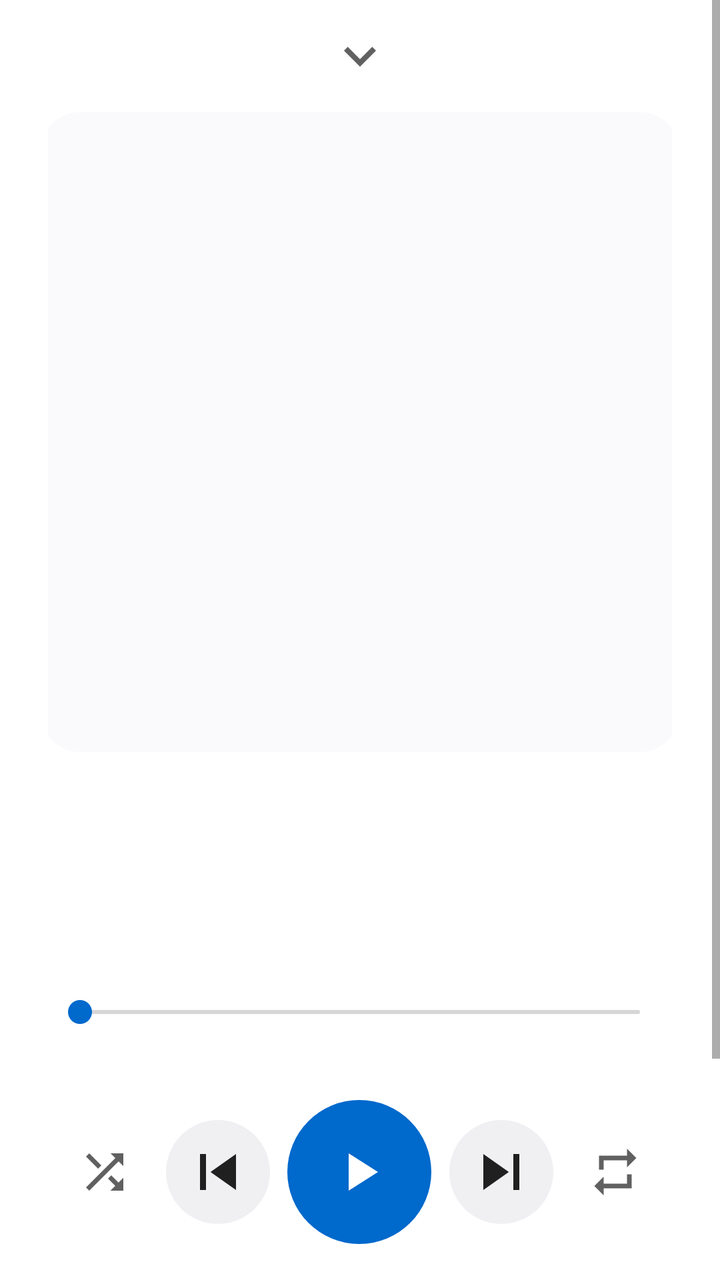
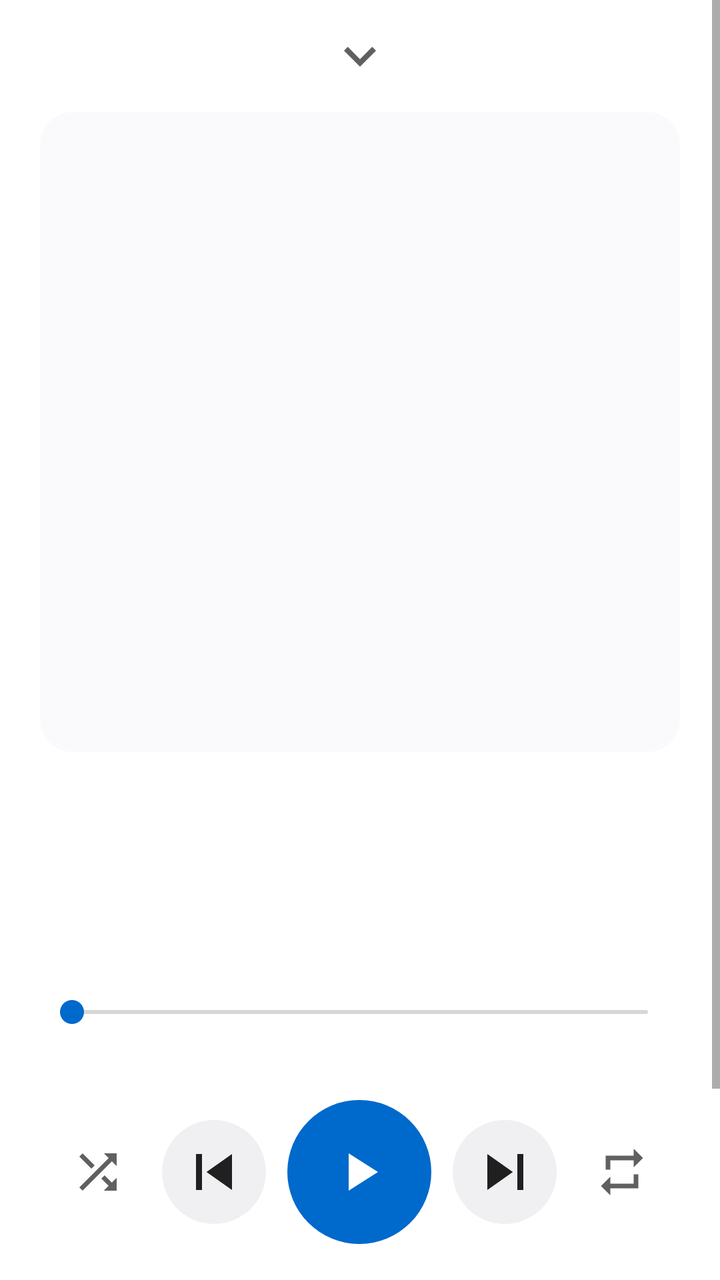

Screens rendered from an Android XML layout before and after an edit, with the pre-edit source and the edit as a unified diff.
<!-- AndroidManifest.xml: application theme Theme.UpnpCast -->
<!-- res/layout/activity_now_playing.xml -->
<?xml version="1.0" encoding="utf-8"?>
<ScrollView xmlns:android="http://schemas.android.com/apk/res/android"
    android:id="@+id/scroll"
    android:layout_width="match_parent"
    android:layout_height="match_parent"
    android:fillViewport="true"
    android:fitsSystemWindows="true">

    <LinearLayout
        android:id="@+id/player"
        android:layout_width="match_parent"
        android:layout_height="wrap_content"
        android:gravity="center_horizontal"
        android:orientation="vertical"
        android:paddingHorizontal="24dp"
        android:paddingBottom="24dp"
        android:paddingTop="8dp">

        
        <ImageView
            android:id="@+id/close"
            android:layout_width="56dp"
            android:layout_height="40dp"
            android:layout_marginBottom="8dp"
            android:background="?android:attr/selectableItemBackgroundBorderless"
            android:contentDescription="@string/close"
            android:scaleType="center"
            android:src="@drawable/ic_down" />

        <ImageView
            android:id="@+id/player_art"
            android:layout_width="320dp"
            android:layout_height="320dp"
            android:background="@drawable/cover"
            android:clipToOutline="true"
            android:importantForAccessibility="no"
            android:scaleType="centerCrop" />

        
        <View
            android:id="@+id/spacer"
            android:layout_width="match_parent"
            android:layout_height="0dp"
            android:layout_weight="1" />

        
        <TextView
            android:id="@+id/player_title"
            android:layout_width="match_parent"
            android:layout_height="wrap_content"
            android:layout_marginTop="24dp"
            android:paddingHorizontal="16dp"
            android:ellipsize="end"
            android:fontFamily="sans-serif-medium"
            android:maxLines="2"
            android:textColor="@color/text"
            android:textSize="24sp" />

        <TextView
            android:id="@+id/player_meta"
            android:layout_width="match_parent"
            android:layout_height="wrap_content"
            android:layout_marginTop="4dp"
            android:paddingHorizontal="16dp"
            android:ellipsize="end"
            android:maxLines="2"
            android:textColor="@color/text2"
            android:textSize="16sp" />

        <TextView
            android:id="@+id/player_format"
            android:layout_width="match_parent"
            android:layout_height="wrap_content"
            android:layout_marginTop="4dp"
            android:paddingHorizontal="16dp"
            android:textColor="@color/text2"
            android:textSize="14sp" />

        <SeekBar
            android:id="@+id/player_progress"
            android:layout_width="match_parent"
            android:layout_height="wrap_content"
            android:layout_marginTop="16dp"
            android:progressBackgroundTint="@color/text2"
            android:progressTint="@color/accent"
            android:thumbTint="@color/accent" />

        <LinearLayout
            android:layout_width="match_parent"
            android:layout_height="wrap_content"
            android:orientation="horizontal"
            android:paddingHorizontal="16dp">

            <TextView
                android:id="@+id/player_elapsed"
                android:layout_width="0dp"
                android:layout_height="wrap_content"
                android:layout_weight="1"
                android:textColor="@color/text2"
                android:textSize="14sp" />

            <TextView
                android:id="@+id/player_remaining"
                android:layout_width="wrap_content"
                android:layout_height="wrap_content"
                android:textColor="@color/text2"
                android:textSize="14sp" />
        </LinearLayout>

        
        <LinearLayout
            android:layout_width="match_parent"
            android:layout_height="wrap_content"
            android:layout_marginTop="16dp"
            android:gravity="center"
            android:orientation="horizontal">

            <ImageView
                android:id="@+id/player_shuffle"
                style="@style/Transport"
                android:contentDescription="@string/shuffle"
                android:padding="14dp"
                android:src="@drawable/ic_shuffle"
                android:tint="@color/text2" />

            <ImageView
                android:id="@+id/player_previous"
                style="@style/Transport"
                android:background="@drawable/circle_quiet"
                android:contentDescription="@string/previous"
                android:foreground="?android:attr/selectableItemBackgroundBorderless"
                android:src="@drawable/ic_previous" />

            
            <FrameLayout
                android:id="@+id/player_back"
                style="@style/Skip">

                <ImageView
                    android:layout_width="match_parent"
                    android:layout_height="match_parent"
                    android:importantForAccessibility="no"
                    android:paddingHorizontal="2dp"
                    android:paddingVertical="12dp"
                    android:scaleType="fitCenter"
                    android:src="@drawable/ic_skip_back" />

                <TextView
                    android:id="@+id/player_back_step"
                    style="@style/SkipStep" />
            </FrameLayout>

            
            <FrameLayout
                android:layout_width="0dp"
                android:layout_height="wrap_content"
                android:layout_weight="1.5">

                <ImageView
                    android:id="@+id/player_toggle"
                    android:layout_width="72dp"
                    android:layout_height="72dp"
                    android:layout_gravity="center"
                    android:background="@drawable/circle"
                    android:clickable="true"
                    android:contentDescription="@string/play"
                    android:focusable="true"
                    android:padding="20dp"
                    android:src="@drawable/ic_play" />
            </FrameLayout>

            <FrameLayout
                android:id="@+id/player_forward"
                style="@style/Skip">

                <ImageView
                    android:layout_width="match_parent"
                    android:layout_height="match_parent"
                    android:importantForAccessibility="no"
                    android:paddingHorizontal="2dp"
                    android:paddingVertical="12dp"
                    android:scaleType="fitCenter"
                    android:src="@drawable/ic_skip_forward" />

                <TextView
                    android:id="@+id/player_forward_step"
                    style="@style/SkipStep" />
            </FrameLayout>

            <ImageView
                android:id="@+id/player_next"
                style="@style/Transport"
                android:background="@drawable/circle_quiet"
                android:contentDescription="@string/next"
                android:foreground="?android:attr/selectableItemBackgroundBorderless"
                android:src="@drawable/ic_next" />

            <ImageView
                android:id="@+id/player_repeat"
                style="@style/Transport"
                android:contentDescription="@string/repeat"
                android:padding="14dp"
                android:src="@drawable/ic_repeat"
                android:tint="@color/text2" />
        </LinearLayout>

        <LinearLayout
            android:layout_width="match_parent"
            android:layout_height="wrap_content"
            android:layout_marginTop="16dp"
            android:gravity="center_vertical"
            android:orientation="horizontal"
            android:paddingHorizontal="16dp">

            
            <ImageView
                android:id="@+id/player_mute"
                android:layout_width="40dp"
                android:layout_height="40dp"
                android:layout_marginStart="-8dp"
                android:background="?android:attr/selectableItemBackgroundBorderless"
                android:contentDescription="@string/mute"
                android:padding="8dp"
                android:src="@drawable/ic_volume" />

            <SeekBar
                android:id="@+id/player_volume"
                android:layout_width="0dp"
                android:layout_height="wrap_content"
                android:layout_weight="1"
                android:contentDescription="@string/volume"
                android:max="100"
                android:progressBackgroundTint="@color/text2"
                android:progressTint="@color/accent"
                android:thumbTint="@color/accent" />

            <TextView
                android:id="@+id/player_level"
                android:layout_width="wrap_content"
                android:layout_height="wrap_content"
                android:gravity="end"
                android:minWidth="32dp"
                android:textColor="@color/text2"
                android:textSize="15sp" />
        </LinearLayout>

        <TextView
            android:id="@+id/player_queue"
            style="@style/Button"
            android:layout_marginTop="24dp"
            android:background="@drawable/button_quiet"
            android:text="@string/queue"
            android:textColor="@color/text" />
    </LinearLayout>
</ScrollView>
<!-- resources referenced by this layout -->
<resources>
  <color name="accent">#FF0069CC</color>
  <color name="text">#FF202020</color>
  <color name="text2">#FF606060</color>
  <!-- drawable button_quiet (drawable) -->
  <ripple xmlns:android="http://schemas.android.com/apk/res/android"
      android:color="?android:attr/colorControlHighlight">
      <item>
          <shape android:shape="rectangle">
              <solid android:color="@color/panel" />
              <corners android:radius="16dp" />
          </shape>
      </item>
  </ripple>
  <!-- drawable circle (drawable) -->
  <ripple xmlns:android="http://schemas.android.com/apk/res/android"
      android:color="@color/ripple">
      <item>
          <shape android:shape="oval">
              <solid android:color="@color/accent" />
          </shape>
      </item>
  </ripple>
  <!-- drawable circle_quiet (drawable) -->
  <layer-list xmlns:android="http://schemas.android.com/apk/res/android">
      <item
          android:width="52dp"
          android:height="52dp"
          android:gravity="center">
          <shape android:shape="oval">
              <solid android:color="@color/panel" />
          </shape>
      </item>
  </layer-list>
  <!-- drawable cover (drawable) -->
  <shape xmlns:android="http://schemas.android.com/apk/res/android"
      android:shape="rectangle">
      <solid android:color="@color/card" />
      <corners android:radius="20dp" />
  </shape>
  <!-- drawable ic_down (drawable) -->
  <vector xmlns:android="http://schemas.android.com/apk/res/android"
      android:width="32dp"
      android:height="32dp"
      android:viewportWidth="24"
      android:viewportHeight="24">
      <path
          android:fillColor="@color/text2"
          android:pathData="M16.59,8.59L12,13.17 7.41,8.59 6,10l6,6 6,-6z" />
  </vector>
  <!-- drawable ic_next (drawable) -->
  <vector xmlns:android="http://schemas.android.com/apk/res/android"
      android:width="24dp"
      android:height="24dp"
      android:viewportWidth="24"
      android:viewportHeight="24">
      <path
          android:fillColor="@color/text"
          android:pathData="M6,18l8.5,-6L6,6v12zM16,6v12h2V6h-2z" />
  </vector>
  <!-- drawable ic_play (drawable) -->
  <vector xmlns:android="http://schemas.android.com/apk/res/android"
      android:width="24dp"
      android:height="24dp"
      android:viewportWidth="24"
      android:viewportHeight="24">
      <path
          android:fillColor="@color/on_accent"
          android:pathData="M8,5v14l11,-7z" />
  </vector>
  <!-- drawable ic_previous (drawable) -->
  <vector xmlns:android="http://schemas.android.com/apk/res/android"
      android:width="24dp"
      android:height="24dp"
      android:viewportWidth="24"
      android:viewportHeight="24">
      <path
          android:fillColor="@color/text"
          android:pathData="M6,6h2v12H6zM9.5,12l8.5,6V6z" />
  </vector>
  <string name="close">Close</string>
  <string name="mute">Mute</string>
  <string name="next">Next</string>
  <string name="play">Play</string>
  <string name="previous">Previous</string>
  <string name="queue">Queue</string>
  <string name="repeat">Repeat</string>
  <string name="shuffle">Shuffle</string>
  <string name="volume">Volume</string>
  <color name="panel">#FFF0F0F3</color>
  <color name="ripple">#33FFFFFF</color>
  <color name="card">#FFFAFAFD</color>
  <color name="on_accent">#FFFFFFFF</color>
  <!-- drawable button (drawable) -->
  <ripple xmlns:android="http://schemas.android.com/apk/res/android"
      android:color="@color/ripple">
      <item>
          <shape android:shape="rectangle">
              <solid android:color="@color/accent" />
              <corners android:radius="16dp" />
          </shape>
      </item>
  </ripple>
  <color name="bg">#FFFFFFFF</color>
  <color name="accent_text">#FF0069CC</color>
  <!-- unchanged entries left out for length: 10 -->
</resources>

<!-- the commit's change to res/layout/activity_now_playing.xml (unified diff, before → after) -->
@@ -12,7 +12,7 @@
         android:layout_height="wrap_content"
         android:gravity="center_horizontal"
         android:orientation="vertical"
-        android:paddingHorizontal="24dp"
+        android:paddingHorizontal="20dp"
         android:paddingBottom="24dp"
         android:paddingTop="8dp">
 
@@ -204,10 +204,12 @@
                 android:tint="@color/text2" />
         </LinearLayout>
 
+        
         <LinearLayout
             android:layout_width="match_parent"
             android:layout_height="wrap_content"
-            android:layout_marginTop="16dp"
+            android:layout_marginTop="9dp"
+            android:layout_marginBottom="-11dp"
             android:gravity="center_vertical"
             android:orientation="horizontal"
             android:paddingHorizontal="16dp">
@@ -217,7 +219,7 @@
                 android:id="@+id/player_mute"
                 android:layout_width="40dp"
                 android:layout_height="40dp"
-                android:layout_marginStart="-8dp"
+                android:layout_marginStart="-11dp"
                 android:background="?android:attr/selectableItemBackgroundBorderless"
                 android:contentDescription="@string/mute"
                 android:padding="8dp"
@@ -247,7 +249,7 @@
         <TextView
             android:id="@+id/player_queue"
             style="@style/Button"
-            android:layout_marginTop="24dp"
+            android:layout_marginTop="20dp"
             android:background="@drawable/button_quiet"
             android:text="@string/queue"
             android:textColor="@color/text" />
<!-- resource entries referenced after the edit -->
@@ -37,7 +37,7 @@
   <shape xmlns:android="http://schemas.android.com/apk/res/android"
       android:shape="rectangle">
       <solid android:color="@color/card" />
-      <corners android:radius="20dp" />
+      <corners android:radius="16dp" />
   </shape>
   <!-- drawable ic_down (drawable) -->
   <vector xmlns:android="http://schemas.android.com/apk/res/android"
